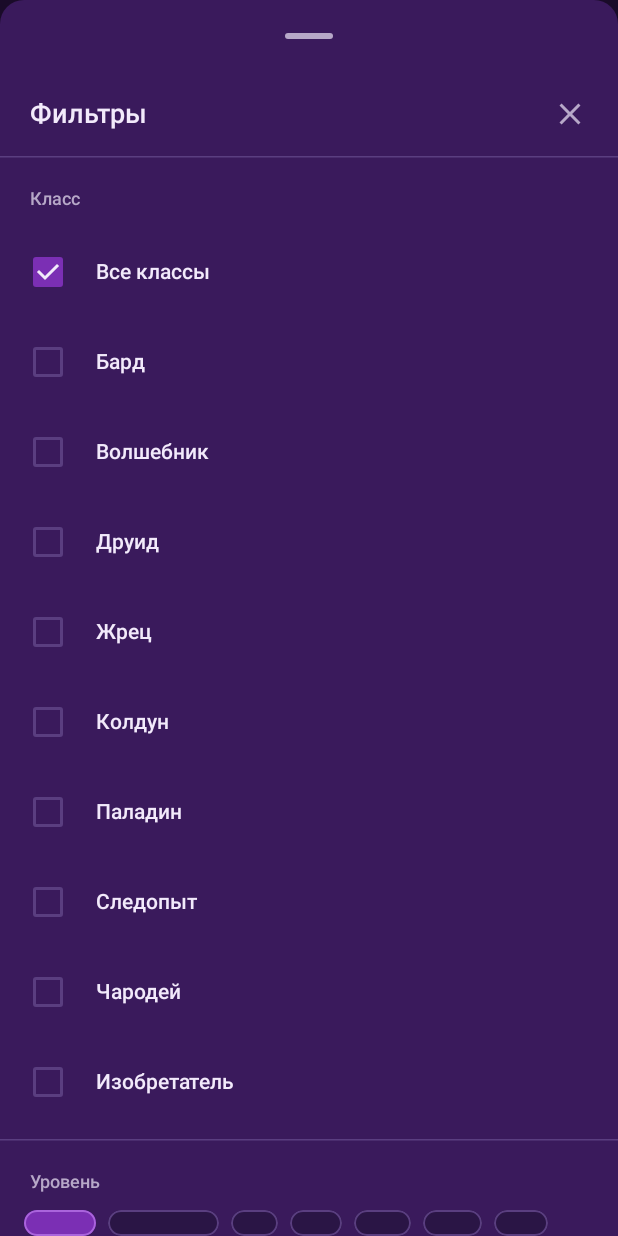
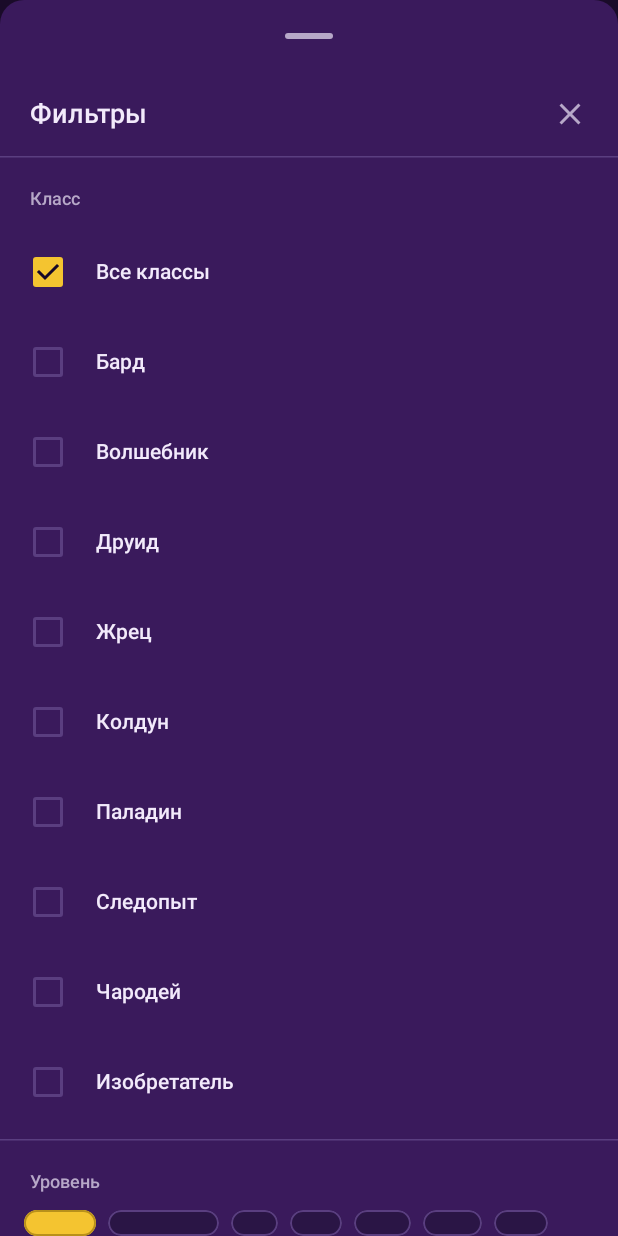
Before and after one commit to SiberianFoboZ/spell-tracker-dnd, an Android app built with Jetpack Compose: the SpellsScreen screen opened through its navigation route, after a tap on "Класс", on a phone screen of 412 x 824 dp. Run offline under Robolectric (Android 15) with nearby library versions, the light colour scheme and no system bars; our stand-ins replace Room's generated code.

Commit message:
Fix class filter, force DB reimport, apply gold accent
- SpellParser: fallback for spells not found in class_*.json now writes
  empty string instead of "all 9 classes joined". Root cause of class
  filter "not working": 258/524 spells get Russian-translation mismatches
  (e.g. CSV "аура живучести" vs JSON "аура жизнестойкости", or
  "антипатия/симпатия" as one CSV record). The old fallback assigned
  them all 9 class ids, so the filter check `it.classes.contains(id)`
  matched for ANY selected class and the filter visually did nothing.
  With empty string, those spells no longer leak into specific class
  filters but remain in "All classes" via the `isEmpty()` short-circuit.

- SpellDatabase: version 2 -> 3. The DB on user devices was loaded from
  spells.csv at first install and persisted across updates. Schema
  didn't change but CSV data did, so spells at levels 6-9 were missing
  in the running app. fallbackToDestructiveMigration only fires on
  schema change, not on data change. Bumping the version forces a
  fresh import of all 524 spells (levels 0..9) on next launch.

- SpellsScreen: gold accent on selected items.
  * ClassCheckRow Checkbox: checkedColor Purple -> Gold, checkmark
    TextWhite -> BgDark (visible on gold).
  * LevelChipMini: selected bg Purple -> Gold, fg TextWhite -> BgDark,
    border PurpleLight -> GoldDeep.
  * LevelChipsFlow: always render 0..9 chips (was filtered to
    availableLevels), with @Suppress since availableLevels is now
    unused - safe UX even if some level has no data.
  * FilterButton: badge bg PurpleLight -> Gold with BgDark text;
    border PurpleLight -> GoldDeep when active; icon always Gold.
  * PreparedToggleAction: badge bg Purple -> Gold.

```diff
--- a/app/src/main/java/com/example/spelltracker/data/SpellDatabase.kt
+++ b/app/src/main/java/com/example/spelltracker/data/SpellDatabase.kt
@@ -8,18 +8,16 @@ import androidx.room.RoomDatabase
 /**
  * Room-база со справочником заклинаний.
  *
- * Версия 2 (поднята после перехода на KSP — старая БД, оставшаяся
- * на устройстве от v1.x, имеет другой identity hash, и Room отказывается
- * её открывать).
- *
- * На случай любых будущих несовместимостей схемы при апдейтах
- * используется [fallbackToDestructiveMigration] — при несовпадении
- * identity hash Room просто пересоздаст БД. Потеря данных не страшна,
- * потому что заклинания — это справочник, который репозиторий
- * перезаливает из assets/spells.csv при первом запуске
- * (см. SpellRepository.ensureInitialized).
+ * Версия 3 (поднята с 2, чтобы вынудить реимпорт из assets/spells.csv).
+ * У пользователей, обновивших приложение с v2.0.0, в `spells.db` мог
+ * остаться урезанный набор данных — без заклинаний 6-9 уровней
+ * (БД залилась при первой установке, а CSV мог пополниться позже,
+ * при этом `fallbackToDestructiveMigration` срабатывает ТОЛЬКО при
+ * смене схемы, а не при смене данных). `fallbackToDestructiveMigration`
+ * уничтожит старую БД, и при следующем старте заклинания перечитаются
+ * из assets/spells.csv. Потеря данных не страшна — это справочник.
  */
-@Database(entities = [Spell::class], version = 2, exportSchema = false)
+@Database(entities = [Spell::class], version = 3, exportSchema = false)
 abstract class SpellDatabase : RoomDatabase() {
 
     abstract fun spellDao(): SpellDao
--- a/app/src/main/java/com/example/spelltracker/ui/spells/SpellsScreen.kt
+++ b/app/src/main/java/com/example/spelltracker/ui/spells/SpellsScreen.kt
@@ -256,8 +256,8 @@ private fun PreparedToggleAction(
             badge = {
                 if (preparedCount > 0) {
                     Badge(
-                        containerColor = AppColors.Purple,
-                        contentColor = AppColors.TextWhite,
+                        containerColor = AppColors.Gold,
+                        contentColor = AppColors.BgDark,
                     ) { Text(preparedCount.toString()) }
                 }
             }
@@ -282,8 +282,11 @@ private fun FilterButton(
     onClick: () -> Unit,
 ) {
     val hasAnyFilter = selectedClassCount > 0 || hasLevel
-    val borderColor = if (hasAnyFilter) AppColors.PurpleLight else AppColors.Outline
-    val iconTint = if (hasAnyFilter) AppColors.PurpleLight else AppColors.Gold
+    // Активная кнопка фильтра подсвечивается золотом: более насыщенная
+    // обводка (GoldDeep) + всегда золотая иконка. Неактивная — обычный
+    // outline и всё равно золотая иконка (брендовый цвет).
+    val borderColor = if (hasAnyFilter) AppColors.GoldDeep else AppColors.Outline
+    val iconTint = AppColors.Gold
     Box(
         modifier = Modifier
             .fillMaxWidth()
@@ -318,12 +321,12 @@ private fun FilterButton(
                     modifier = Modifier
                         .size(22.dp)
                         .clip(RoundedCornerShape(11.dp))
-                        .background(AppColors.PurpleLight),
+                        .background(AppColors.Gold),
                     contentAlignment = Alignment.Center,
                 ) {
                     Text(
                         selectedClassCount.toString(),
-                        color = AppColors.TextWhite,
+                        color = AppColors.BgDark,
                         fontSize = 11.sp,
                         fontWeight = FontWeight.Bold,
                     )
@@ -488,9 +491,9 @@ private fun ClassCheckRow(
             checked = selected,
             onCheckedChange = onCheckedChange,
             colors = CheckboxDefaults.colors(
-                checkedColor = AppColors.Purple,
+                checkedColor = AppColors.Gold,
                 uncheckedColor = AppColors.Outline,
-                checkmarkColor = AppColors.TextWhite,
+                checkmarkColor = AppColors.BgDark,
             ),
         )
         Spacer(Modifier.size(8.dp))
@@ -502,6 +505,7 @@ private fun ClassCheckRow(
     }
 }
 
+@Suppress("UNUSED_PARAMETER")
 @OptIn(ExperimentalLayoutApi::class)
 @Composable
 private fun LevelChipsFlow(
@@ -521,7 +525,11 @@ private fun LevelChipsFlow(
             selected = selected == null,
             onClick = { onSelect(null) },
         )
-        (0..9).filter { it in availableLevels }.forEach { lvl ->
+        // Показываем все 0-9 независимо от наличия данных в БД: после
+        // реимпорта spells.db версией 3 там есть заклинания 0-9. Если в
+        // каком-то уровне данных нет, фильтр просто даст пустой результат
+        // и пользователь увидит «Ничего не найдено».
+        (0..9).forEach { lvl ->
             LevelChipMini(
                 label = spellLevelLabel(lvl),
                 selected = selected == lvl,
@@ -537,9 +545,9 @@ private fun LevelChipMini(
     selected: Boolean,
     onClick: () -> Unit,
 ) {
-    val bg = if (selected) AppColors.Purple else AppColors.CardBg
-    val border = if (selected) AppColors.PurpleLight else AppColors.Outline
-    val fg = if (selected) AppColors.TextWhite else AppColors.TextGrey
+    val bg = if (selected) AppColors.Gold else AppColors.CardBg
+    val border = if (selected) AppColors.GoldDeep else AppColors.Outline
+    val fg = if (selected) AppColors.BgDark else AppColors.TextGrey
     Box(
         modifier = Modifier
             .clip(RoundedCornerShape(20.dp))
```
Also changed, not shown: app/src/main/java/com/example/spelltracker/data/SpellParser.kt (+22 -11 lines).
